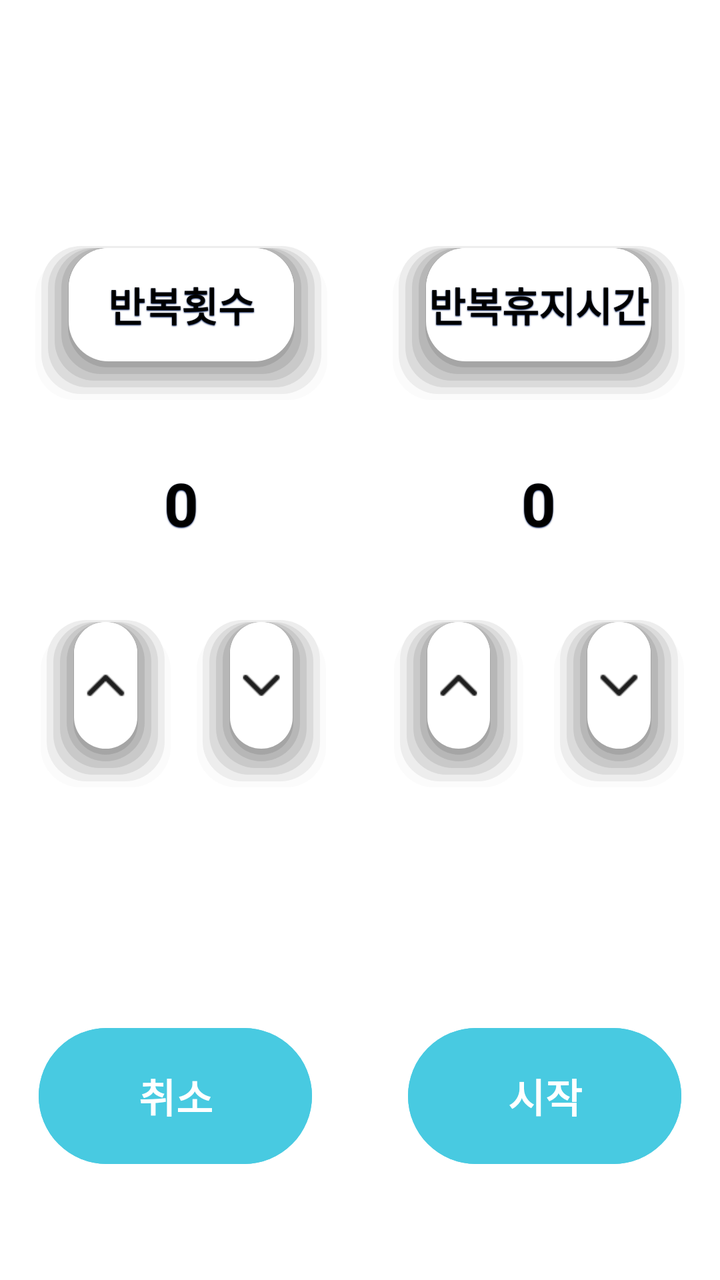
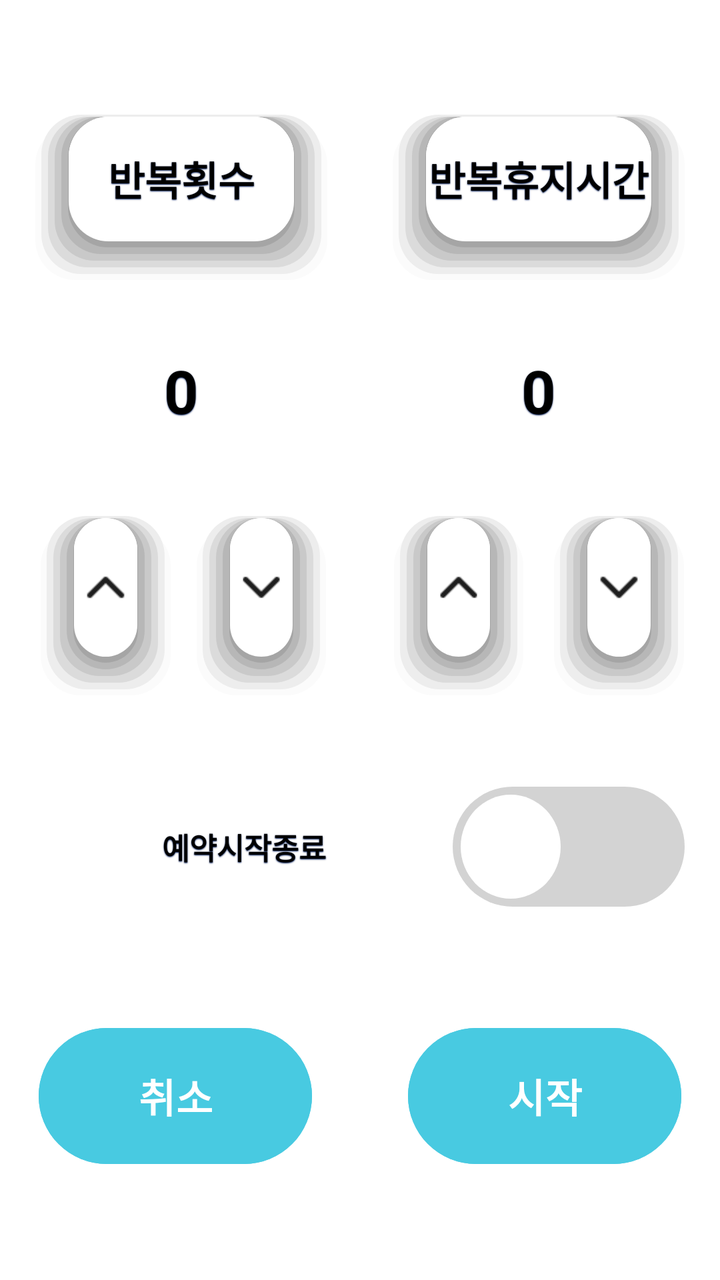

The first picture is an Android layout as it rendered before a commit; the second is the same layout after the commit. The layout source and the unified diff follow.
<!-- AndroidManifest.xml: application theme Theme.HouseCleaner01 -->
<!-- res/layout/fragment_02.xml -->
<?xml version="1.0" encoding="utf-8"?>
<FrameLayout xmlns:android="http://schemas.android.com/apk/res/android"
    xmlns:tools="http://schemas.android.com/tools"
    xmlns:app="http://schemas.android.com/apk/res-auto"
    android:layout_width="match_parent"
    android:layout_height="match_parent"
    tools:context=".fragment.Fragment_02">

    <androidx.constraintlayout.widget.ConstraintLayout
        android:layout_width="match_parent"
        android:layout_height="match_parent"
        android:background="@color/white"
        >


        <androidx.constraintlayout.widget.ConstraintLayout
            android:layout_width="0dp"
            android:layout_height="0dp"

            app:layout_constraintBottom_toBottomOf="parent"
            app:layout_constraintEnd_toEndOf="parent"
            app:layout_constraintHeight_default="percent"
            app:layout_constraintHeight_percent="0.95"
            app:layout_constraintHorizontal_bias="0.5"

            app:layout_constraintStart_toStartOf="parent"
            app:layout_constraintTop_toTopOf="parent"
            app:layout_constraintVertical_bias="0.5"
            app:layout_constraintWidth_default="percent"
            app:layout_constraintWidth_percent=".95"
            tools:ignore="MissingConstraints">


            <androidx.constraintlayout.widget.ConstraintLayout
                android:layout_width="0dp"
                android:layout_height="0dp"

                app:layout_constraintBottom_toBottomOf="parent"
                app:layout_constraintEnd_toEndOf="parent"
                app:layout_constraintHeight_default="percent"
                app:layout_constraintHeight_percent="0.55"
                app:layout_constraintHorizontal_bias="0.5"

                app:layout_constraintStart_toStartOf="parent"
                app:layout_constraintTop_toTopOf="parent"
                app:layout_constraintVertical_bias="0.25"
                app:layout_constraintWidth_default="percent"
                app:layout_constraintWidth_percent=".95"
                tools:ignore="MissingConstraints">

                <TextView
                    android:id="@+id/Repeat_number"
                    android:layout_width="0dp"
                    android:layout_height="0dp"
                    android:gravity="center"
                    android:shadowColor="#011851"
                    android:shadowDy="1"
                    android:shadowRadius="1"
                    android:text="0"
                    android:textColor="@color/black"
                    android:textSize="30sp"
                    android:textStyle="bold"


                    app:layout_constraintBottom_toBottomOf="parent"
                    app:layout_constraintEnd_toEndOf="parent"
                    app:layout_constraintHeight_default="percent"
                    app:layout_constraintHeight_percent=".3"
                    app:layout_constraintHorizontal_bias="0"

                    app:layout_constraintLeft_toLeftOf="parent"
                    app:layout_constraintRight_toRightOf="parent"
                    app:layout_constraintStart_toStartOf="parent"
                    app:layout_constraintTop_toTopOf="parent"
                    app:layout_constraintVertical_bias="0.5"

                    app:layout_constraintWidth_default="percent"
                    app:layout_constraintWidth_percent="0.45"
                    tools:ignore="SpeakableTextPresentCheck"


                    />


                <TextView
                    android:layout_width="0dp"
                    android:layout_height="0dp"
                    android:gravity="center"
                    android:shadowColor="#011851"
                    android:shadowDy="1"
                    android:shadowRadius="1"
                    android:text="반복횟수"
                    android:textColor="@color/black"
                    android:textSize="20sp"
                    android:textStyle="bold"
                    android:background="@drawable/layout_bg_corner"

                    app:layout_constraintBottom_toBottomOf="parent"
                    app:layout_constraintEnd_toEndOf="parent"
                    app:layout_constraintHeight_default="percent"
                    app:layout_constraintHeight_percent=".23"
                    app:layout_constraintHorizontal_bias="0"

                    app:layout_constraintLeft_toLeftOf="parent"
                    app:layout_constraintRight_toRightOf="parent"
                    app:layout_constraintStart_toStartOf="parent"
                    app:layout_constraintTop_toTopOf="parent"
                    app:layout_constraintVertical_bias="0.15"

                    app:layout_constraintWidth_default="percent"
                    app:layout_constraintWidth_percent="0.45"
                    tools:ignore="SpeakableTextPresentCheck"

                    />

                <ImageButton
                    android:id="@+id/Repeat_number_up_btn"
                    android:layout_width="0dp"
                    android:layout_height="0dp"
                    android:gravity="center"
                    android:src="@drawable/chevron_up"
                    android:background="@drawable/layout_bg_corner"

                    android:scaleType="fitCenter"


                    app:layout_constraintBottom_toBottomOf="parent"
                    app:layout_constraintEnd_toEndOf="parent"
                    app:layout_constraintHeight_default="percent"
                    app:layout_constraintHeight_percent=".25"
                    app:layout_constraintHorizontal_bias=".01"

                    app:layout_constraintLeft_toLeftOf="parent"
                    app:layout_constraintRight_toRightOf="parent"
                    app:layout_constraintStart_toStartOf="parent"
                    app:layout_constraintTop_toTopOf="parent"
                    app:layout_constraintVertical_bias=".9"

                    app:layout_constraintWidth_default="percent"
                    app:layout_constraintWidth_percent=".2"
                    />

                <ImageButton
                    android:id="@+id/Repeat_number_down_btn"
                    android:layout_width="0dp"
                    android:layout_height="0dp"
                    android:gravity="center"

                    android:src="@drawable/chevron_down"
                    android:background="@drawable/layout_bg_corner"

                    android:scaleType="fitCenter"


                    app:layout_constraintBottom_toBottomOf="parent"
                    app:layout_constraintEnd_toEndOf="parent"
                    app:layout_constraintHeight_default="percent"
                    app:layout_constraintHeight_percent=".25"
                    app:layout_constraintHorizontal_bias=".31"

                    app:layout_constraintLeft_toLeftOf="parent"
                    app:layout_constraintRight_toRightOf="parent"
                    app:layout_constraintStart_toStartOf="parent"
                    app:layout_constraintTop_toTopOf="parent"
                    app:layout_constraintVertical_bias=".9"

                    app:layout_constraintWidth_default="percent"
                    app:layout_constraintWidth_percent=".2"
                    />


                <TextView
                    android:id="@+id/Pause_Time"
                    android:layout_width="0dp"
                    android:layout_height="0dp"
                    android:gravity="center"
                    android:shadowColor="#011851"
                    android:shadowDy="1"
                    android:shadowRadius="1"
                    android:text="0"
                    android:textColor="@color/black"
                    android:textSize="30sp"
                    android:textStyle="bold"


                    app:layout_constraintBottom_toBottomOf="parent"
                    app:layout_constraintEnd_toEndOf="parent"
                    app:layout_constraintHeight_default="percent"
                    app:layout_constraintHeight_percent=".3"
                    app:layout_constraintHorizontal_bias="1"

                    app:layout_constraintLeft_toLeftOf="parent"
                    app:layout_constraintRight_toRightOf="parent"
                    app:layout_constraintStart_toStartOf="parent"
                    app:layout_constraintTop_toTopOf="parent"
                    app:layout_constraintVertical_bias="0.5"

                    app:layout_constraintWidth_default="percent"
                    app:layout_constraintWidth_percent="0.45"
                    tools:ignore="SpeakableTextPresentCheck"

                    />


                <TextView
                    android:layout_width="0dp"
                    android:layout_height="0dp"
                    android:gravity="center"
                    android:shadowColor="#011851"
                    android:shadowDy="1"
                    android:shadowRadius="1"
                    android:text="반복휴지시간"
                    android:textColor="@color/black"
                    android:textSize="20sp"
                    android:textStyle="bold"
                    android:background="@drawable/layout_bg_corner"

                    app:layout_constraintBottom_toBottomOf="parent"
                    app:layout_constraintEnd_toEndOf="parent"
                    app:layout_constraintHeight_default="percent"
                    app:layout_constraintHeight_percent=".23"
                    app:layout_constraintHorizontal_bias="1"

                    app:layout_constraintLeft_toLeftOf="parent"
                    app:layout_constraintRight_toRightOf="parent"
                    app:layout_constraintStart_toStartOf="parent"
                    app:layout_constraintTop_toTopOf="parent"
                    app:layout_constraintVertical_bias="0.15"

                    app:layout_constraintWidth_default="percent"
                    app:layout_constraintWidth_percent="0.45"
                    tools:ignore="SpeakableTextPresentCheck"

                    />

                <ImageButton
                    android:id="@+id/Pause_Time_up_btn"
                    android:layout_width="0dp"
                    android:layout_height="0dp"
                    android:gravity="center"

                    android:src="@drawable/chevron_up"
                    android:background="@drawable/layout_bg_corner"

                    android:scaleType="fitCenter"


                    app:layout_constraintBottom_toBottomOf="parent"
                    app:layout_constraintEnd_toEndOf="parent"
                    app:layout_constraintHeight_default="percent"
                    app:layout_constraintHeight_percent=".25"
                    app:layout_constraintHorizontal_bias=".69"

                    app:layout_constraintLeft_toLeftOf="parent"
                    app:layout_constraintRight_toRightOf="parent"
                    app:layout_constraintStart_toStartOf="parent"
                    app:layout_constraintTop_toTopOf="parent"
                    app:layout_constraintVertical_bias=".9"

                    app:layout_constraintWidth_default="percent"
                    app:layout_constraintWidth_percent=".2"
                    />



                <ImageButton
                    android:id="@+id/Pause_Time_down_btn"
                    android:layout_width="0dp"
                    android:layout_height="0dp"
                    android:gravity="center"

                    android:src="@drawable/chevron_down"
                    android:background="@drawable/layout_bg_corner"

                    android:scaleType="fitCenter"

                    app:layout_constraintBottom_toBottomOf="parent"
                    app:layout_constraintEnd_toEndOf="parent"
                    app:layout_constraintHeight_default="percent"
                    app:layout_constraintHeight_percent=".25"
                    app:layout_constraintHorizontal_bias=".999"

                    app:layout_constraintLeft_toLeftOf="parent"
                    app:layout_constraintRight_toRightOf="parent"
                    app:layout_constraintStart_toStartOf="parent"
                    app:layout_constraintTop_toTopOf="parent"
                    app:layout_constraintVertical_bias=".9"

                    app:layout_constraintWidth_default="percent"
                    app:layout_constraintWidth_percent=".2"
                    />




            </androidx.constraintlayout.widget.ConstraintLayout>

            <androidx.constraintlayout.widget.ConstraintLayout
                android:layout_width="0dp"
                android:layout_height="0dp"


                app:layout_constraintBottom_toBottomOf="parent"
                app:layout_constraintEnd_toEndOf="parent"
                app:layout_constraintHeight_default="percent"
                app:layout_constraintHeight_percent=".25"
                app:layout_constraintHorizontal_bias="0.5"
                app:layout_constraintLeft_toLeftOf="parent"
                app:layout_constraintRight_toRightOf="parent"
                app:layout_constraintStart_toStartOf="parent"
                app:layout_constraintTop_toTopOf="parent"
                app:layout_constraintVertical_bias="1"

                app:layout_constraintWidth_default="percent"
                app:layout_constraintWidth_percent="1"
                tools:ignore="SpeakableTextPresentCheck"

                >

                <Button
                    android:id="@+id/negative_botton"
                    android:layout_width="0dp"
                    android:layout_height="0dp"
                    android:text="취소"
                    android:textSize="20sp"

                    android:textStyle="bold"

                    android:backgroundTint="@color/progress_end"

                    app:layout_constraintBottom_toBottomOf="parent"
                    app:layout_constraintEnd_toEndOf="parent"
                    app:layout_constraintHeight_default="percent"
                    app:layout_constraintHeight_percent=".5"
                    app:layout_constraintHorizontal_bias="0.05"
                    app:layout_constraintLeft_toLeftOf="parent"
                    app:layout_constraintRight_toRightOf="parent"
                    app:layout_constraintStart_toStartOf="parent"
                    app:layout_constraintTop_toTopOf="parent"
                    app:layout_constraintVertical_bias="0.5"

                    app:layout_constraintWidth_default="percent"
                    app:layout_constraintWidth_percent="0.4"
                    tools:ignore="SmallSp" />

                <Button
                    android:id="@+id/positive_botton"
                    android:layout_width="0dp"
                    android:layout_height="0dp"
                    android:text="시작"
                    android:textSize="20sp"

                    android:textStyle="bold"

                    android:backgroundTint="@color/progress_end"

                    app:layout_constraintBottom_toBottomOf="parent"
                    app:layout_constraintEnd_toEndOf="parent"
                    app:layout_constraintHeight_default="percent"
                    app:layout_constraintHeight_percent=".5"
                    app:layout_constraintHorizontal_bias="0.95"
                    app:layout_constraintLeft_toLeftOf="parent"
                    app:layout_constraintRight_toRightOf="parent"
                    app:layout_constraintStart_toStartOf="parent"
                    app:layout_constraintTop_toTopOf="parent"
                    app:layout_constraintVertical_bias="0.5"

                    app:layout_constraintWidth_default="percent"
                    app:layout_constraintWidth_percent="0.4"
                    tools:ignore="SmallSp"
                    />


            </androidx.constraintlayout.widget.ConstraintLayout>


        </androidx.constraintlayout.widget.ConstraintLayout>


    </androidx.constraintlayout.widget.ConstraintLayout>

</FrameLayout>
<!-- resources referenced by this layout -->
<resources>
  <color name="black">#FF000000</color>
  <color name="progress_end">#48CAE1</color>
  <color name="white">#FFFFFFFF</color>
  <!-- drawable chevron_down: png bitmap (drawable, 369 bytes) -->
  <!-- drawable chevron_up: png bitmap (drawable, 372 bytes) -->
  <!-- drawable layout_bg_corner: vector/xml drawable (drawable, 4531 chars, omitted) -->
  <style name="Theme.HouseCleaner01" parent="Base.Theme.HouseCleaner01">
          <item name="windowNoTitle">true</item>
          <item name="android:windowFullscreen">true</item>
  
      </style>
  <style name="Base.Theme.HouseCleaner01" parent="Theme.Material3.DayNight.NoActionBar">
          
          
      </style>
</resources>

<!-- the commit's change to res/layout/fragment_02.xml (unified diff, before → after) -->
@@ -38,12 +38,73 @@
                 app:layout_constraintBottom_toBottomOf="parent"
                 app:layout_constraintEnd_toEndOf="parent"
                 app:layout_constraintHeight_default="percent"
-                app:layout_constraintHeight_percent="0.55"
+                app:layout_constraintHeight_percent="0.15"
                 app:layout_constraintHorizontal_bias="0.5"
 
                 app:layout_constraintStart_toStartOf="parent"
                 app:layout_constraintTop_toTopOf="parent"
-                app:layout_constraintVertical_bias="0.25"
+                app:layout_constraintVertical_bias="0.7"
+                app:layout_constraintWidth_default="percent"
+                app:layout_constraintWidth_percent=".95"
+                tools:ignore="MissingConstraints">
+
+
+
+                <Switch
+                    android:id="@+id/end_time_sw"
+                    android:layout_width="0dp"
+                    android:layout_height="0dp"
+                    android:gravity="center|center_horizontal"
+                    android:shadowColor="#011851"
+                    android:shadowDy="1"
+                    android:shadowRadius="1"
+                    android:text="예약시작종료"
+                    android:textColor="@color/black"
+                    android:textStyle="bold"
+                    android:textSize="15sp"
+
+                    android:thumb="@drawable/switch_thumb"
+                    android:track="@drawable/switch_track"
+
+                    app:switchMinWidth="0dp"
+                    android:textOff=""
+                    android:textOn=""
+
+
+                    app:layout_constraintBottom_toBottomOf="parent"
+                    app:layout_constraintEnd_toEndOf="parent"
+                    app:layout_constraintHeight_default="percent"
+                    app:layout_constraintHeight_percent="1"
+                    app:layout_constraintHorizontal_bias=".5"
+                    app:layout_constraintLeft_toLeftOf="parent"
+                    app:layout_constraintRight_toRightOf="parent"
+                    app:layout_constraintStart_toStartOf="parent"
+                    app:layout_constraintTop_toTopOf="parent"
+                    app:layout_constraintVertical_bias=".5"
+
+                    app:layout_constraintWidth_default="percent"
+                    app:layout_constraintWidth_percent="1"
+                    tools:ignore="UseSwitchCompatOrMaterialXml"
+
+                    />
+
+
+            </androidx.constraintlayout.widget.ConstraintLayout>
+
+
+            <androidx.constraintlayout.widget.ConstraintLayout
+                android:layout_width="0dp"
+                android:layout_height="0dp"
+
+                app:layout_constraintBottom_toBottomOf="parent"
+                app:layout_constraintEnd_toEndOf="parent"
+                app:layout_constraintHeight_default="percent"
+                app:layout_constraintHeight_percent="0.59"
+                app:layout_constraintHorizontal_bias="0.5"
+
+                app:layout_constraintStart_toStartOf="parent"
+                app:layout_constraintTop_toTopOf="parent"
+                app:layout_constraintVertical_bias="0"
                 app:layout_constraintWidth_default="percent"
                 app:layout_constraintWidth_percent=".95"
                 tools:ignore="MissingConstraints">
@@ -294,6 +355,15 @@
 
 
             </androidx.constraintlayout.widget.ConstraintLayout>
+
+
+
+
+
+
+
+
+
 
             <androidx.constraintlayout.widget.ConstraintLayout
                 android:layout_width="0dp"
<!-- resource entries referenced after the edit -->
@@ -6,11 +6,61 @@
   <!-- drawable chevron_down: png bitmap (drawable, 369 bytes) -->
   <!-- drawable chevron_up: png bitmap (drawable, 372 bytes) -->
   <!-- drawable layout_bg_corner: vector/xml drawable (drawable, 4531 chars, omitted) -->
+  <!-- drawable switch_thumb (drawable) -->
+  <?xml version="1.0" encoding="utf-8"?>
+  <selector xmlns:android="http://schemas.android.com/apk/res/android">
+      <item android:state_checked="false">
+          <layer-list>
+              <item android:bottom="4dp" android:left="4dp" android:right="4dp" android:top="4dp">
+                  <shape android:shape="oval">
+                      <size android:width="50sp" android:height="50sp" />
+                      <corners android:radius="45sp" />
+                      <solid android:color="@color/white" />
+                  </shape>
+              </item>
+          </layer-list>
+      </item>
+  
+  
+      <item>
+          <layer-list>
+              <item android:bottom="4dp" android:left="4dp" android:right="4dp" android:top="4dp">
+                  <shape android:shape="oval">
+                      <size android:width="50sp" android:height="50sp" />
+                      <corners android:radius="45sp" />
+                      <solid android:color="@color/white" />
+                  </shape>
+              </item>
+          </layer-list>
+  
+      </item>
+  </selector>
+  <!-- drawable switch_track (drawable) -->
+  <?xml version="1.0" encoding="utf-8"?>
+  <selector xmlns:android="http://schemas.android.com/apk/res/android">
+  <item android:state_checked="false">
+      <shape android:shape="rectangle">
+          <corners android:radius="45sp" />
+          <size android:width="100sp" android:height="60sp" />
+          <solid android:color="#D3D3D3" />
+      </shape>
+  
+  </item>
+  
+  <item android:state_checked="true">
+      <shape android:shape="rectangle">
+          <corners android:radius="45sp" />
+          <size android:width="100sp" android:height="60sp" />
+          <solid android:color="@color/auto" />
+      </shape>
+  </item>
+  </selector>
   <style name="Theme.HouseCleaner01" parent="Base.Theme.HouseCleaner01">
           <item name="windowNoTitle">true</item>
           <item name="android:windowFullscreen">true</item>
   
       </style>
+  <color name="auto">#89FF82</color>
   <style name="Base.Theme.HouseCleaner01" parent="Theme.Material3.DayNight.NoActionBar">
           
           
